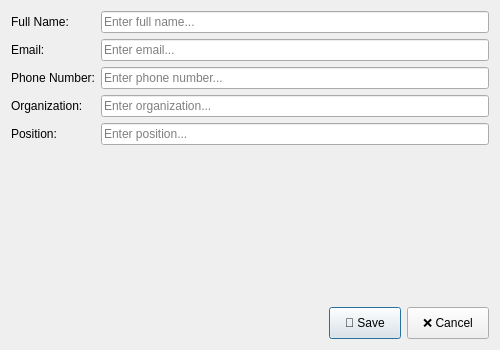
Above: ui/AttendeeDialog.ui from khoivnk25411e/Final-Project-Programming-Techniques before the change. Below: the same form after it.
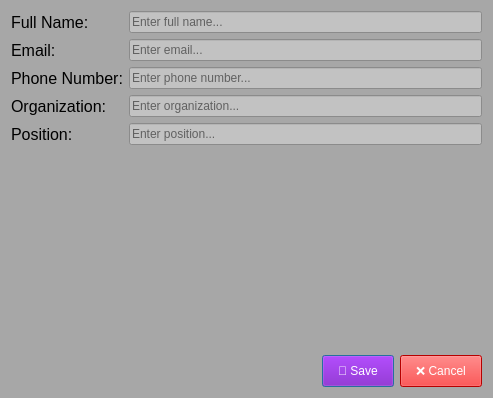
That is the form after the change. Icons and pictures are not drawn.

Patch:
```diff
--- a/ui/AttendeeDialog.ui
+++ b/ui/AttendeeDialog.ui
@@ -6,18 +6,33 @@
    <rect>
     <x>0</x>
     <y>0</y>
-    <width>500</width>
-    <height>350</height>
+    <width>493</width>
+    <height>398</height>
    </rect>
   </property>
   <property name="windowTitle">
    <string>Add/Edit Attendee</string>
   </property>
+  <property name="windowIcon">
+   <iconset>
+    <normaloff>../images/add_edit_logo.png</normaloff>../images/add_edit_logo.png</iconset>
+  </property>
+  <property name="styleSheet">
+   <string notr="true">background-color: rgb(167, 167, 167);</string>
+  </property>
   <layout class="QVBoxLayout" name="verticalLayout">
    <item>
     <layout class="QFormLayout" name="formLayout">
      <item row="0" column="0">
       <widget class="QLabel" name="label">
+       <property name="font">
+        <font>
+         <pointsize>12</pointsize>
+        </font>
+       </property>
+       <property name="styleSheet">
+        <string notr="true">color: rgb(0, 0, 0);</string>
+       </property>
        <property name="text">
         <string>Full Name:</string>
        </property>
@@ -25,6 +40,10 @@
      </item>
      <item row="0" column="1">
       <widget class="QLineEdit" name="nameInput">
+       <property name="styleSheet">
+        <string notr="true">background-color: rgb(194, 194, 194);
+color: rgb(0, 0, 0);</string>
+       </property>
        <property name="placeholderText">
         <string>Enter full name...</string>
        </property>
@@ -32,6 +51,14 @@
      </item>
      <item row="1" column="0">
       <widget class="QLabel" name="label_2">
+       <property name="font">
+        <font>
+         <pointsize>12</pointsize>
+        </font>
+       </property>
+       <property name="styleSheet">
+        <string notr="true">color: rgb(0, 0, 0);</string>
+       </property>
        <property name="text">
         <string>Email:</string>
        </property>
@@ -39,6 +66,10 @@
      </item>
      <item row="1" column="1">
       <widget class="QLineEdit" name="emailInput">
+       <property name="styleSheet">
+        <string notr="true">background-color: rgb(194, 194, 194);
+color: rgb(0, 0, 0);</string>
+       </property>
        <property name="placeholderText">
         <string>Enter email...</string>
        </property>
@@ -46,6 +77,14 @@
      </item>
      <item row="2" column="0">
       <widget class="QLabel" name="label_3">
+       <property name="font">
+        <font>
+         <pointsize>12</pointsize>
+        </font>
+       </property>
+       <property name="styleSheet">
+        <string notr="true">color: rgb(0, 0, 0);</string>
+       </property>
        <property name="text">
         <string>Phone Number:</string>
        </property>
@@ -53,6 +92,10 @@
      </item>
      <item row="2" column="1">
       <widget class="QLineEdit" name="phoneInput">
+       <property name="styleSheet">
+        <string notr="true">background-color: rgb(194, 194, 194);
+color: rgb(0, 0, 0);</string>
+       </property>
        <property name="placeholderText">
         <string>Enter phone number...</string>
        </property>
@@ -60,6 +103,14 @@
      </item>
      <item row="3" column="0">
       <widget class="QLabel" name="label_4">
+       <property name="font">
+        <font>
+         <pointsize>12</pointsize>
+        </font>
+       </property>
+       <property name="styleSheet">
+        <string notr="true">color: rgb(0, 0, 0);</string>
+       </property>
        <property name="text">
         <string>Organization:</string>
        </property>
@@ -67,6 +118,10 @@
      </item>
      <item row="3" column="1">
       <widget class="QLineEdit" name="organizationInput">
+       <property name="styleSheet">
+        <string notr="true">background-color: rgb(194, 194, 194);
+color: rgb(0, 0, 0);</string>
+       </property>
        <property name="placeholderText">
         <string>Enter organization...</string>
        </property>
@@ -74,6 +129,14 @@
      </item>
      <item row="4" column="0">
       <widget class="QLabel" name="label_5">
+       <property name="font">
+        <font>
+         <pointsize>12</pointsize>
+        </font>
+       </property>
+       <property name="styleSheet">
+        <string notr="true">color: rgb(0, 0, 0);</string>
+       </property>
        <property name="text">
         <string>Position:</string>
        </property>
@@ -81,6 +144,10 @@
      </item>
      <item row="4" column="1">
       <widget class="QLineEdit" name="positionInput">
+       <property name="styleSheet">
+        <string notr="true">background-color: rgb(194, 194, 194);
+color: rgb(0, 0, 0);</string>
+       </property>
        <property name="placeholderText">
         <string>Enter position...</string>
        </property>
@@ -118,22 +185,26 @@
      </item>
      <item>
       <widget class="QPushButton" name="btnSave">
+       <property name="styleSheet">
+        <string notr="true">padding: 8px 15px;
+background-color: rgb(124, 0, 186);
+color: rgb(255, 255, 255);</string>
+       </property>
        <property name="text">
         <string>💾 Save</string>
        </property>
-       <property name="styleSheet">
-        <string notr="true">padding: 8px 15px;</string>
-       </property>
       </widget>
      </item>
      <item>
       <widget class="QPushButton" name="btnCancel">
+       <property name="styleSheet">
+        <string notr="true">padding: 8px 15px;
+background-color: rgb(255, 0, 0);
+color: rgb(255, 255, 255);</string>
+       </property>
        <property name="text">
         <string>❌ Cancel</string>
        </property>
-       <property name="styleSheet">
-        <string notr="true">padding: 8px 15px;</string>
-       </property>
       </widget>
      </item>
     </layout>
```
